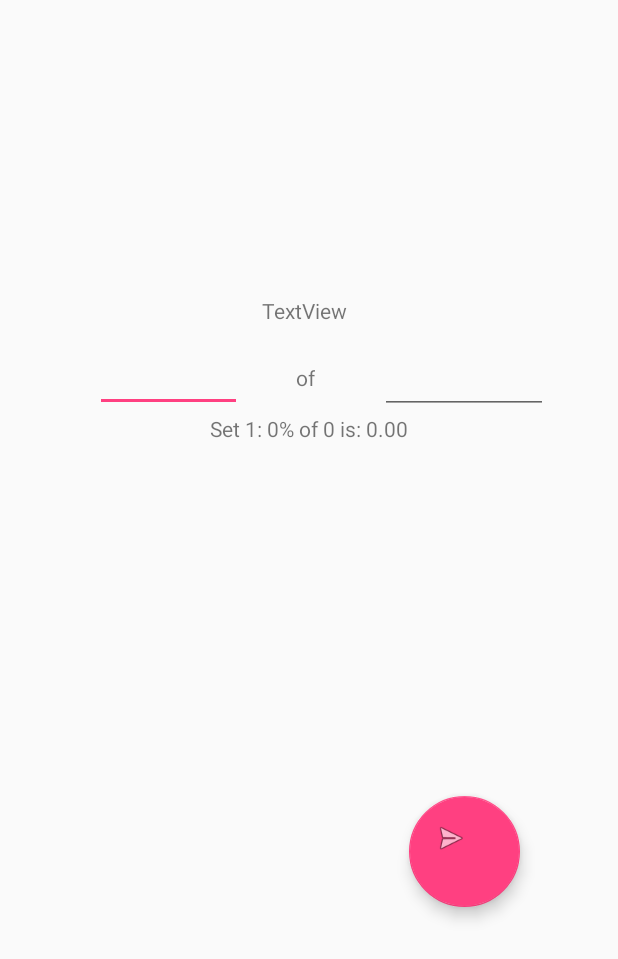
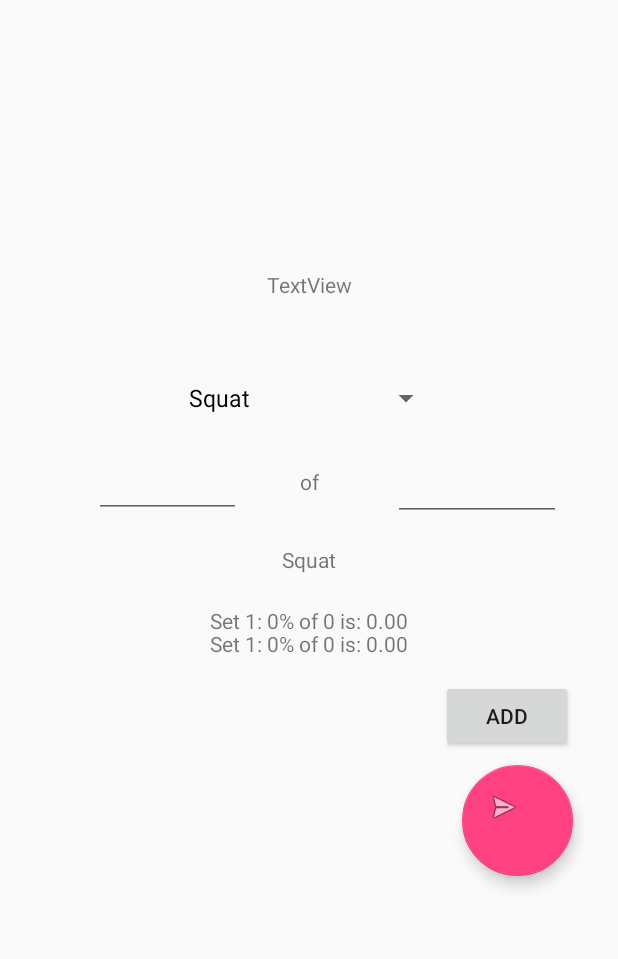
Before and after one commit to BudiGabe/Workout-Planner, an Android app: the screen it shows after launch (ScreenSlidePagerActivity), after a tap on an icon or button, on a phone screen of 412 x 824 dp. Shown: the top 959 px of the screen. Run offline under Robolectric (Android 15) with nearby library versions, the phone set to English and light mode, and no system bars; 2 statements that could not run were skipped.

Commit message:
Added RecycleView in FragmentCustom

```diff
--- a/app/src/main/java/com/example/razok/percents/FragmentCommon.java
+++ b/app/src/main/java/com/example/razok/percents/FragmentCommon.java
@@ -1,5 +1,6 @@
 package com.example.razok.percents;
 
+import android.service.autofill.Dataset;
 import android.support.design.widget.FloatingActionButton;
 import android.support.v4.app.Fragment;
 import android.view.Gravity;
@@ -9,18 +10,23 @@ import android.widget.TableLayout;
 import android.widget.TableRow;
 import android.widget.TextView;
 
+import java.util.ArrayList;
+import java.util.List;
+
 public class FragmentCommon extends Fragment {
     ViewGroup rootView;
     TextView instr;
     FloatingActionButton calculateButton;
     EditText weight;
     TableLayout tableLayout;
+    String[] data;
     int weightValue;
     double percentValue;
     int rowNum;
     double finalValue[] = new double[7];
     static final int INIT_ROW_NUM = 0;
-    void instantiate(){
+    final List<SimpleViewModel> dataList = new ArrayList<>();
+    void instantiate() {
         instr = (TextView) rootView.findViewById((R.id.instr));
         weight = (EditText) rootView.findViewById(R.id.weight);
         calculateButton = (FloatingActionButton) rootView.findViewById(R.id.calculateButton);
@@ -33,24 +39,29 @@ public class FragmentCommon extends Fragment {
         }
     }
     TextView createNewTextView(String string ){
-        TextView text = new TextView(getActivity());
-        text.setText(string);
-        return text;
+        TextView rowText = new TextView(getActivity());
+        rowText.setText(string);
+        return rowText;
     }
     void incrementPercent(){ percentValue += 10;}
     void decrementPercent(){ percentValue -= 10;}
 
     void createRow(int rowNum, double percentValue, int weightValue, double finalValue[]){
         final TableRow row = new TableRow(getActivity());
+        //a variable to store the string attached to current row
+        String rowString;
+        //calculate the final weight and convert everything to string
         finalValue[rowNum] = (percentValue/100)*weightValue;
         String finalString = String.format("%.2f", finalValue[rowNum]);
         String weightString = Integer.toString(weightValue);
         String percentString = String.format("%.0f", percentValue);
+        //set the rows to be in the center
         row.setGravity(Gravity.CENTER_HORIZONTAL);
-        row.addView(createNewTextView("Set " + (rowNum + 1) + ": "));
-        row.addView(createNewTextView(percentString + "% of "));
-        row.addView(createNewTextView(weightString + " is: "));
-        row.addView(createNewTextView(finalString));
+        //add the final textview to the row, while saving the string, in order to be added
+        //to the dataset for the RecycleView Adapter
+        rowString = "Set " + (rowNum + 1) + ": " + percentString + "% of " + weightString + " is: " + finalString;
+        row.addView(createNewTextView(rowString));
+        dataList.add(new SimpleViewModel(rowString));
         tableLayout.addView(row,rowNum);
     }
 }
--- a/app/src/main/java/com/example/razok/percents/FragmentCustom.java
+++ b/app/src/main/java/com/example/razok/percents/FragmentCustom.java
@@ -1,31 +1,89 @@
 package com.example.razok.percents;
 
 import android.os.Bundle;
+import android.support.v7.widget.LinearLayoutManager;
+import android.support.v7.widget.RecyclerView;
 import android.view.LayoutInflater;
 import android.view.View;
 import android.view.ViewGroup;
+import android.widget.AdapterView;
+import android.widget.ArrayAdapter;
+import android.widget.Button;
 import android.widget.EditText;
+import android.widget.Spinner;
+
 
 public class FragmentCustom extends FragmentCommon {
     EditText percent;
+    Spinner exercise;
+    Button add;
+    String exSelected;
+    RecyclerView recyclerView;
+    RecyclerView.LayoutManager rLayoutManager;
     @Override
     public View onCreateView(LayoutInflater inflater, ViewGroup container,
                              Bundle savedInstanceState) {
         rootView = (ViewGroup) inflater.inflate(
                 R.layout.fragment_custom, container, false);
+        {
             instantiate();
             percent = (EditText) rootView.findViewById(R.id.percent);
+            add = (Button) rootView.findViewById(R.id.add);
+            //instantiate the spinner
+            exercise = (Spinner) rootView.findViewById(R.id.exercise);
+            //create the adapter for the spinner/drop-down menu from string resource
+            //and set a menu visual
+            ArrayAdapter<CharSequence> sAdapter = ArrayAdapter.createFromResource(getContext(), R.array.exercise, R.layout.support_simple_spinner_dropdown_item);
+            sAdapter.setDropDownViewResource(R.layout.support_simple_spinner_dropdown_item);
+            //set the adapter of Spinner
+            exercise.setAdapter(sAdapter);
+            exercise.setOnItemSelectedListener(new AdapterView.OnItemSelectedListener() {
+                @Override
+                public void onItemSelected(AdapterView<?> parent, View view, int position, long id) {
+                    exSelected = parent.getItemAtPosition(position).toString();
+                    dataList.add(new SimpleViewModel(exSelected));
+                }
+
+                @Override
+                public void onNothingSelected(AdapterView<?> parent) {
+
+                }
+            });
+            //instantiate a RecycleView to store CardViews
+            recyclerView = (RecyclerView) rootView.findViewById(R.id.recyclerView);
+            //instantiate a LayoutManager to handle the RecycleView
+            rLayoutManager = new LinearLayoutManager(getContext());
+            recyclerView.setLayoutManager(rLayoutManager);
+            //instantiate an Adapter to feed data to the View
+            final SimpleAdapter rAdapter = new SimpleAdapter(dataList);
+            recyclerView.setAdapter(rAdapter);
+            //get the current selected exercise and save it in the dataset on selection
+            //calculate needed values on button click
             calculateButton.setOnClickListener(new View.OnClickListener() {
                 @Override
                 public void onClick(View v) {
+                    //reset all the current rows
                     resetRows();
+                    //parse all integers to string
                     weightValue = Integer.parseInt(weight.getText().toString());
                     percentValue = Integer.parseInt(percent.getText().toString());
+                    //create the table's rows
                     createRow(rowNum, percentValue, weightValue, finalValue);
                     rowNum++;
+                    rAdapter.notifyDataSetChanged();
                 }
             });
+
+            add.setOnClickListener(new View.OnClickListener() {
+                @Override
+                public void onClick(View v) {
+
+                }
+            });
+
             return rootView;
+        }
+
     }
 
     public static FragmentCustom newInstance() {
--- /dev/null
+++ b/app/src/main/java/com/example/razok/percents/SimpleAdapter.java
@@ -0,0 +1,33 @@
+package com.example.razok.percents;
+
+import android.support.annotation.NonNull;
+import android.support.v7.widget.RecyclerView;
+import android.text.Layout;
+import android.view.LayoutInflater;
+import android.view.View;
+import android.view.ViewGroup;
+
+import java.util.List;
+
+public class SimpleAdapter extends RecyclerView.Adapter {
+    List<SimpleViewModel> dataList;
+    public SimpleAdapter (List<SimpleViewModel> dataList){
+        this.dataList = dataList;
+    }
+    @NonNull
+    @Override
+    public RecyclerView.ViewHolder onCreateViewHolder(@NonNull ViewGroup viewGroup, int i) {
+        View view = LayoutInflater.from(viewGroup.getContext()).inflate(R.layout.set_row,viewGroup,false);
+        return new SimpleViewHolder(view);
+    }
+
+    @Override
+    public void onBindViewHolder(@NonNull RecyclerView.ViewHolder viewHolder, int pos) {
+        ((SimpleViewHolder) viewHolder).bindData(dataList.get(pos));
+    }
+
+    @Override
+    public int getItemCount() {
+        return dataList.size();
+    }
+}
--- /dev/null
+++ b/app/src/main/java/com/example/razok/percents/SimpleViewHolder.java
@@ -0,0 +1,22 @@
+package com.example.razok.percents;
+
+import android.support.annotation.NonNull;
+import android.support.v7.widget.RecyclerView;
+import android.view.View;
+import android.widget.TextView;
+
+
+
+public class SimpleViewHolder extends RecyclerView.ViewHolder {
+    //this is the view
+    private TextView setView;
+
+    public SimpleViewHolder(@NonNull View itemView) {
+        super(itemView);
+        setView = (TextView) itemView.findViewById(R.id.set);
+
+    }
+    public void bindData(SimpleViewModel viewModel){
+        setView.setText(viewModel.getExData());
+    }
+}
--- /dev/null
+++ b/app/src/main/java/com/example/razok/percents/SimpleViewModel.java
@@ -0,0 +1,17 @@
+package com.example.razok.percents;
+
+public class SimpleViewModel{
+        private String exData;
+        public SimpleViewModel(String exData){
+            setExData(exData);
+        }
+
+    public void setExData(String exData) {
+        this.exData = exData;
+    }
+
+
+    public String getExData(){
+            return exData;
+    }
+}
--- a/app/src/main/res/layout/fragment_custom.xml
+++ b/app/src/main/res/layout/fragment_custom.xml
@@ -6,20 +6,58 @@
     android:layout_height="match_parent"
     tools:context=".FragmentCustom">
 
-    <RelativeLayout
-        android:layout_width="368dp"
-        android:layout_height="293dp"
-        app:layout_constraintBottom_toTopOf="@+id/calculateButton"
-        app:layout_constraintTop_toBottomOf="@+id/weight"
+    <Spinner
+        android:id="@+id/exercise"
+        android:layout_width="wrap_content"
+        android:layout_height="wrap_content"
+        android:layout_marginStart="8dp"
+        android:layout_marginLeft="8dp"
+        android:layout_marginTop="8dp"
+        android:layout_marginEnd="8dp"
+        android:layout_marginRight="8dp"
+        android:layout_marginBottom="8dp"
+        app:layout_constraintBottom_toBottomOf="parent"
         app:layout_constraintEnd_toEndOf="parent"
         app:layout_constraintStart_toStartOf="parent"
-        app:layout_constraintVertical_bias="0.0"
-        tools:layout_editor_absoluteX="8dp">
+        app:layout_constraintTop_toTopOf="parent"
+        app:layout_constraintVertical_bias="0.159"
+        />
+
+    <android.support.v7.widget.RecyclerView
+        android:id="@+id/recyclerView"
+        android:layout_width="0dp"
+        android:layout_height="298dp"
+        android:layout_marginStart="8dp"
+        android:layout_marginLeft="8dp"
+        android:layout_marginTop="8dp"
+        android:layout_marginEnd="8dp"
+        android:layout_marginRight="8dp"
+        android:layout_marginBottom="8dp"
+        android:scrollbars="vertical"
+        app:layout_constraintBottom_toBottomOf="parent"
+        app:layout_constraintEnd_toEndOf="parent"
+        app:layout_constraintHorizontal_bias="0.0"
+        app:layout_constraintStart_toStartOf="parent"
+        app:layout_constraintTop_toTopOf="parent"
+        app:layout_constraintVertical_bias="1.0">
+
+    </android.support.v7.widget.RecyclerView>
+
+    <RelativeLayout
+        android:id="@+id/relativeLayout3"
+        android:layout_width="0dp"
+        android:layout_height="513dp"
+        android:layout_marginTop="8dp"
+        android:layout_marginBottom="13dp"
+        app:layout_constraintBottom_toBottomOf="parent"
+        app:layout_constraintEnd_toEndOf="parent"
+        app:layout_constraintStart_toStartOf="parent"
+        app:layout_constraintTop_toTopOf="parent">
 
         <TableLayout
             android:id="@+id/tableLayout"
             android:layout_width="match_parent"
-            android:layout_height="match_parent"
+            android:layout_height="225dp"
             android:layout_alignParentStart="true"
             android:layout_alignParentLeft="true"
             android:layout_alignParentTop="true"
@@ -28,12 +66,13 @@
             android:layout_alignParentBottom="true"
             android:layout_marginStart="0dp"
             android:layout_marginLeft="0dp"
-            android:layout_marginTop="0dp"
+            android:layout_marginTop="265dp"
             android:layout_marginEnd="0dp"
             android:layout_marginRight="0dp"
             android:layout_marginBottom="0dp">
 
         </TableLayout>
+
     </RelativeLayout>
 
     <EditText
@@ -56,10 +95,10 @@
         android:inputType="numberSigned"
         app:layout_constraintBottom_toBottomOf="parent"
         app:layout_constraintEnd_toEndOf="parent"
-        app:layout_constraintHorizontal_bias="0.13"
+        app:layout_constraintHorizontal_bias="0.129"
         app:layout_constraintStart_toStartOf="parent"
         app:layout_constraintTop_toTopOf="parent"
-        app:layout_constraintVertical_bias="0.131" />
+        app:layout_constraintVertical_bias="0.293" />
 
     <TextView
         android:id="@+id/middleText"
@@ -77,10 +116,9 @@
         android:text="of"
         app:layout_constraintBottom_toBottomOf="parent"
         app:layout_constraintEnd_toEndOf="parent"
-        app:layout_constraintHorizontal_bias="0.493"
         app:layout_constraintStart_toStartOf="parent"
         app:layout_constraintTop_toTopOf="parent"
-        app:layout_constraintVertical_bias="0.15"
+        app:layout_constraintVertical_bias="0.302"
         tools:text="of" />
 
     <EditText
@@ -97,10 +135,10 @@
         android:inputType="numberSigned"
         app:layout_constraintBottom_toBottomOf="parent"
         app:layout_constraintEnd_toEndOf="parent"
-        app:layout_constraintHorizontal_bias="0.93"
+        app:layout_constraintHorizontal_bias="0.968"
         app:layout_constraintStart_toStartOf="parent"
         app:layout_constraintTop_toTopOf="parent"
-        app:layout_constraintVertical_bias="0.13" />
+        app:layout_constraintVertical_bias="0.294" />
 
     <TextView
         android:id="@+id/instr"
@@ -115,10 +153,9 @@
         android:text="TextView"
         app:layout_constraintBottom_toBottomOf="parent"
         app:layout_constraintEnd_toEndOf="parent"
-        app:layout_constraintHorizontal_bias="0.49"
         app:layout_constraintStart_toStartOf="parent"
         app:layout_constraintTop_toTopOf="parent"
-        app:layout_constraintVertical_bias="0.054" />
+        app:layout_constraintVertical_bias="0.016" />
 
     <android.support.design.widget.FloatingActionButton
         android:id="@+id/calculateButton"
@@ -134,9 +171,27 @@
         android:src="@android:drawable/ic_menu_send"
         app:layout_constraintBottom_toBottomOf="parent"
         app:layout_constraintEnd_toEndOf="parent"
-        app:layout_constraintHorizontal_bias="0.874"
+        app:layout_constraintHorizontal_bias="1.0"
         app:layout_constraintStart_toStartOf="parent"
         app:layout_constraintTop_toTopOf="parent"
-        app:layout_constraintVertical_bias="0.883" />
+        app:layout_constraintVertical_bias="0.833" />
+
+    <Button
+        android:id="@+id/add"
+        android:layout_width="wrap_content"
+        android:layout_height="wrap_content"
+        android:layout_marginStart="8dp"
+        android:layout_marginLeft="8dp"
+        android:layout_marginTop="8dp"
+        android:layout_marginEnd="8dp"
+        android:layout_marginRight="8dp"
+        android:layout_marginBottom="8dp"
+        android:text="Add"
+        app:layout_constraintBottom_toBottomOf="parent"
+        app:layout_constraintEnd_toEndOf="parent"
+        app:layout_constraintHorizontal_bias="1.0"
+        app:layout_constraintStart_toStartOf="parent"
+        app:layout_constraintTop_toTopOf="parent"
+        app:layout_constraintVertical_bias="0.651" />
 
 </android.support.constraint.ConstraintLayout>
--- /dev/null
+++ b/app/src/main/res/layout/set_row.xml
@@ -0,0 +1,27 @@
+<?xml version="1.0" encoding="utf-8"?>
+<android.support.constraint.ConstraintLayout xmlns:android="http://schemas.android.com/apk/res/android"
+    xmlns:app="http://schemas.android.com/apk/res-auto"
+    xmlns:tools="http://schemas.android.com/tools"
+    android:layout_width="match_parent"
+    android:layout_height="wrap_content"
+    android:paddingLeft="@dimen/activity_horizontal_margin"
+    android:paddingTop="@dimen/row_padding_vertical"
+    android:paddingRight="@dimen/activity_horizontal_margin"
+    android:paddingBottom="@dimen/row_padding_vertical">
+
+    <TextView
+        android:id="@+id/set"
+        android:layout_width="wrap_content"
+        android:layout_height="22dp"
+        android:layout_marginStart="8dp"
+        android:layout_marginLeft="8dp"
+        android:layout_marginTop="8dp"
+        android:layout_marginEnd="8dp"
+        android:layout_marginRight="8dp"
+        android:layout_marginBottom="8dp"
+        android:text="TextView"
+        app:layout_constraintBottom_toBottomOf="parent"
+        app:layout_constraintEnd_toEndOf="parent"
+        app:layout_constraintStart_toStartOf="parent"
+        app:layout_constraintTop_toTopOf="parent" />
+</android.support.constraint.ConstraintLayout>
--- a/app/src/main/res/values/strings.xml
+++ b/app/src/main/res/values/strings.xml
@@ -9,4 +9,20 @@
     <string name="ascend">Ascending</string>
     <string name="pyramid">Pyramid</string>
     <string name="descend">Descending</string>
+    <string-array name="exercise">
+        <item>Squat</item>
+        <item>Deadlift</item>
+        <item>Bench Press</item>
+        <item>Overhead Press</item>
+        <item>Rows</item>
+        <item>Clean and Jerk</item>
+        <item>Snatch</item>
+    </string-array>
+    <string name="squat">Squat</string>
+    <string name="deadlift">Deadlift</string>
+    <string name="bench">Bench Press</string>
+    <string name="oh">Overhead Press</string>
+    <string name="rows">Rows</string>
+    <string name="clean">Clean and Jerk</string>
+    <string name="snatch">Snatch</string>
 </resources>
```
Also changed, not shown: app/src/main/java/com/example/razok/percents/FragmentDeload.java (added, +34 -0 lines), app/src/main/res/layout/fragment_deload.xml (added, +127 -0 lines), app/src/main/res/values/dimens.xml (added, +7 -0 lines). Lines whose indentation alone changed are shown as unchanged.
